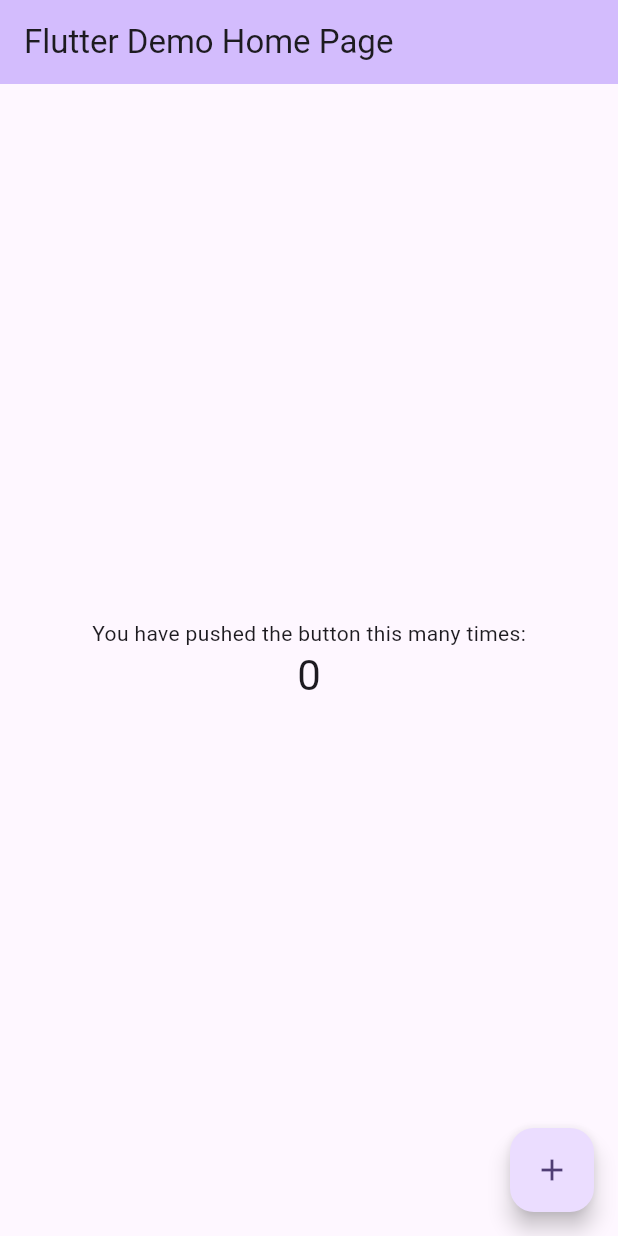
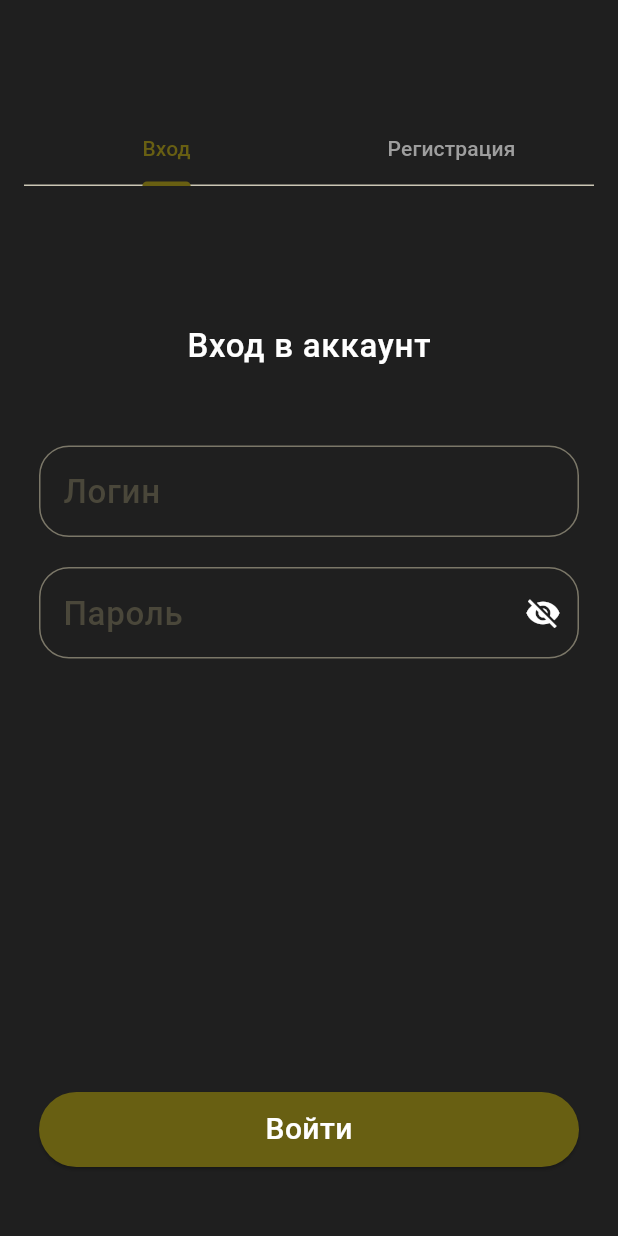
Before and after one commit to donuwave/smart-home-flutter, a Flutter app: the screen it shows after launch, on a phone screen of 412 x 824 dp. Run offline on Flutter 3.47's test engine with Material 3 defaults, Android fonts, the phone set to English and light mode, and no system bars.

Commit message:
feat: добавлены страница auth, виджжеты авторизации и регистрации

```diff
--- /dev/null
+++ b/lib/features/auth_form/auth_form.dart
@@ -0,0 +1,85 @@
+import 'package:flutter/material.dart';
+
+class LoginForm extends StatelessWidget {
+  final TextEditingController loginController;
+  final TextEditingController passwordController;
+  final bool obscureText;
+  final VoidCallback togglePasswordVisibility;
+
+  const LoginForm({
+    super.key,
+    required this.loginController,
+    required this.passwordController,
+    required this.obscureText,
+    required this.togglePasswordVisibility,
+  });
+
+  @override
+  Widget build(BuildContext context) {
+    final theme = Theme.of(context);
+
+    return Padding(
+      padding: const EdgeInsets.all(10.0),
+      child: Column(
+        children: [
+          const SizedBox(height: 60),
+          Text('Вход в аккаунт', style: theme.textTheme.bodyLarge),
+          const SizedBox(height: 50),
+          TextField(
+            controller: loginController,
+            style: theme.textTheme.bodyMedium,
+            decoration: InputDecoration(
+              labelText: 'Логин',
+              border: OutlineInputBorder(
+                borderRadius: BorderRadius.circular(20.0),
+              ),
+            ),
+          ),
+          const SizedBox(height: 20),
+          TextField(
+            controller: passwordController,
+            style: theme.textTheme.bodyMedium,
+            obscureText: obscureText,
+            decoration: InputDecoration(
+              labelText: 'Пароль',
+              border: OutlineInputBorder(
+                borderRadius: BorderRadius.circular(20.0),
+              ),
+              suffixIcon: IconButton(
+                icon: Icon(
+                  obscureText ? Icons.visibility_off : Icons.visibility,
+                  color: theme.textTheme.bodyMedium?.color,
+                ),
+                onPressed: togglePasswordVisibility,
+              ),
+            ),
+          ),
+          const Spacer(),
+          Padding(
+            padding: const EdgeInsets.only(bottom: 20.0),
+            child: SizedBox(
+              width: double.infinity,
+              height: 50,
+              child: ElevatedButton(
+                onPressed: () {
+                  print('Попытка авторизации...');
+                },
+                style: ButtonStyle(
+                  backgroundColor: MaterialStateProperty.all(
+                    theme.colorScheme.primary,
+                  ),
+                ),
+                child: Text(
+                  'Войти',
+                  style: theme.textTheme.bodyMedium?.copyWith(
+                    color: const Color.fromRGBO(255, 255, 255, 1),
+                  ),
+                ),
+              ),
+            ),
+          ),
+        ],
+      ),
+    );
+  }
+}
--- /dev/null
+++ b/lib/features/auth_form/view.dart
@@ -0,0 +1 @@
+export 'auth_form.dart';
--- /dev/null
+++ b/lib/features/registration_form/view.dart
@@ -0,0 +1 @@
+export 'registration_form.dart';
--- a/lib/main.dart
+++ b/lib/main.dart
@@ -1,4 +1,5 @@
 import 'package:flutter/material.dart';
+import 'package:smart_home/screens/auth_screen/view/view.dart';
 
 void main() {
   runApp(const MyApp());
@@ -7,116 +8,78 @@ void main() {
 class MyApp extends StatelessWidget {
   const MyApp({super.key});
 
-  // This widget is the root of your application.
   @override
   Widget build(BuildContext context) {
     return MaterialApp(
       title: 'Flutter Demo',
       theme: ThemeData(
-        // This is the theme of your application.
-        //
-        // TRY THIS: Try running your application with "flutter run". You'll see
-        // the application has a purple toolbar. Then, without quitting the app,
-        // try changing the seedColor in the colorScheme below to Colors.green
-        // and then invoke "hot reload" (save your changes or press the "hot
-        // reload" button in a Flutter-supported IDE, or press "r" if you used
-        // the command line to start the app).
-        //
-        // Notice that the counter didn't reset back to zero; the application
-        // state is not lost during the reload. To reset the state, use hot
-        // restart instead.
-        //
-        // This works for code too, not just values: Most code changes can be
-        // tested with just a hot reload.
-        colorScheme: ColorScheme.fromSeed(seedColor: Colors.deepPurple),
+        colorScheme: ColorScheme.fromSeed(seedColor: Colors.yellow),
+        scaffoldBackgroundColor: Color.fromARGB(255, 31, 31, 31),
+        appBarTheme: AppBarTheme(
+          backgroundColor: Color.fromARGB(255, 31, 31, 31),
+          iconTheme: IconThemeData(color: Colors.white),
+          titleTextStyle: TextStyle(
+            color: Colors.white,
+            fontSize: 20,
+            fontWeight: FontWeight.w700,
+          ),
+        ),
+        listTileTheme: ListTileThemeData(iconColor: Colors.white),
+        textTheme: TextTheme(
+          bodyLarge: const TextStyle(
+            color: Colors.white,
+            fontWeight: FontWeight.w500,
+            fontSize: 22,
+          ),
+          bodyMedium: const TextStyle(
+            color: Colors.white,
+            fontWeight: FontWeight.w500,
+            fontSize: 20,
+          ),
+          labelSmall: TextStyle(
+            color: const Color.fromARGB(255, 213, 191, 191),
+            fontSize: 14,
+            fontWeight: FontWeight.w700,
+          ),
+        ),
       ),
-      home: const MyHomePage(title: 'Flutter Demo Home Page'),
+      routes: {"/": (context) => AuthScreen()},
     );
   }
 }
 
-class MyHomePage extends StatefulWidget {
-  const MyHomePage({super.key, required this.title});
-
-  // This widget is the home page of your application. It is stateful, meaning
-  // that it has a State object (defined below) that contains fields that affect
-  // how it looks.
-
-  // This class is the configuration for the state. It holds the values (in this
-  // case the title) provided by the parent (in this case the App widget) and
-  // used by the build method of the State. Fields in a Widget subclass are
-  // always marked "final".
-
-  final String title;
+class ViniDetailsScreen extends StatefulWidget {
+  const ViniDetailsScreen({super.key});
 
   @override
-  State<MyHomePage> createState() => _MyHomePageState();
+  State<ViniDetailsScreen> createState() => _ViniDetailsScreenState();
 }
 
-class _MyHomePageState extends State<MyHomePage> {
-  int _counter = 0;
+class _ViniDetailsScreenState extends State<ViniDetailsScreen> {
+  String? viniName;
 
-  void _incrementCounter() {
-    setState(() {
-      // This call to setState tells the Flutter framework that something has
-      // changed in this State, which causes it to rerun the build method below
-      // so that the display can reflect the updated values. If we changed
-      // _counter without calling setState(), then the build method would not be
-      // called again, and so nothing would appear to happen.
-      _counter++;
-    });
+  @override
+  void didChangeDependencies() {
+    final args = ModalRoute.of(context)?.settings.arguments;
+
+    if (args == null) {
+      print('object');
+      return;
+    }
+
+    if (args is! String) {
+      print('object str');
+    }
+
+    viniName = args as String;
+
+    setState(() {});
+
+    super.didChangeDependencies();
   }
 
   @override
   Widget build(BuildContext context) {
-    // This method is rerun every time setState is called, for instance as done
-    // by the _incrementCounter method above.
-    //
-    // The Flutter framework has been optimized to make rerunning build methods
-    // fast, so that you can just rebuild anything that needs updating rather
-    // than having to individually change instances of widgets.
-    return Scaffold(
-      appBar: AppBar(
-        // TRY THIS: Try changing the color here to a specific color (to
-        // Colors.amber, perhaps?) and trigger a hot reload to see the AppBar
-        // change color while the other colors stay the same.
-        backgroundColor: Theme.of(context).colorScheme.inversePrimary,
-        // Here we take the value from the MyHomePage object that was created by
-        // the App.build method, and use it to set our appbar title.
-        title: Text(widget.title),
-      ),
-      body: Center(
-        // Center is a layout widget. It takes a single child and positions it
-        // in the middle of the parent.
-        child: Column(
-          // Column is also a layout widget. It takes a list of children and
-          // arranges them vertically. By default, it sizes itself to fit its
-          // children horizontally, and tries to be as tall as its parent.
-          //
-          // Column has various properties to control how it sizes itself and
-          // how it positions its children. Here we use mainAxisAlignment to
-          // center the children vertically; the main axis here is the vertical
-          // axis because Columns are vertical (the cross axis would be
-          // horizontal).
-          //
-          // TRY THIS: Invoke "debug painting" (choose the "Toggle Debug Paint"
-          // action in the IDE, or press "p" in the console), to see the
-          // wireframe for each widget.
-          mainAxisAlignment: MainAxisAlignment.center,
-          children: <Widget>[
-            const Text('You have pushed the button this many times:'),
-            Text(
-              '$_counter',
-              style: Theme.of(context).textTheme.headlineMedium,
-            ),
-          ],
-        ),
-      ),
-      floatingActionButton: FloatingActionButton(
-        onPressed: _incrementCounter,
-        tooltip: 'Increment',
-        child: const Icon(Icons.add),
-      ), // This trailing comma makes auto-formatting nicer for build methods.
-    );
+    return Scaffold(appBar: AppBar(title: Text(viniName ?? "ss")));
   }
 }
--- /dev/null
+++ b/lib/screens/auth_screen/view/auth_screen.dart
@@ -0,0 +1,82 @@
+import 'package:flutter/material.dart';
+import 'package:smart_home/features/auth_form/view.dart';
+import 'package:smart_home/features/registration_form/view.dart';
+import 'package:smart_home/screens/auth_screen/widgets/view.dart';
+
+class AuthScreen extends StatefulWidget {
+  const AuthScreen({super.key});
+
+  @override
+  State<AuthScreen> createState() => _AuthScreen();
+}
+
+class _AuthScreen extends State<AuthScreen>
+    with SingleTickerProviderStateMixin {
+  final _nameController = TextEditingController();
+  final _loginController = TextEditingController();
+  final _passwordController = TextEditingController();
+  late PageController _pageController;
+  late TabController _tabController;
+  bool _obscureText = true;
+
+  @override
+  void initState() {
+    super.initState();
+    _tabController = TabController(length: 2, vsync: this);
+    _pageController = PageController();
+  }
+
+  @override
+  void dispose() {
+    _tabController.dispose();
+    _pageController.dispose();
+    super.dispose();
+  }
+
+  void togglePasswordVisibility() {
+    setState(() {
+      _obscureText = !_obscureText;
+    });
+  }
+
+  @override
+  Widget build(BuildContext context) {
+    final theme = Theme.of(context);
+
+    return Scaffold(
+      body: Padding(
+        padding: const EdgeInsets.all(16.0),
+        child: Column(
+          children: [
+            const SizedBox(height: 60),
+            AuthTabBar(
+              tabController: _tabController,
+              pageController: _pageController,
+            ),
+            const SizedBox(height: 20),
+            Expanded(
+              child: PageView(
+                controller: _pageController,
+                children: [
+                  LoginForm(
+                    loginController: _loginController,
+                    passwordController: _passwordController,
+                    obscureText: _obscureText,
+                    togglePasswordVisibility: togglePasswordVisibility,
+                  ),
+                  RegistrationForm(
+                    nameController: _nameController,
+                    loginController: _loginController,
+                    passwordController: _passwordController,
+                    obscureText: _obscureText,
+                    togglePasswordVisibility: togglePasswordVisibility,
+                  ),
+                ],
+              ),
+            ),
+          ],
+        ),
+      ),
+    );
+  }
+}
--- /dev/null
+++ b/lib/screens/auth_screen/view/view.dart
@@ -0,0 +1 @@
+export 'auth_screen.dart';
--- /dev/null
+++ b/lib/screens/auth_screen/widgets/auth_tab_bar.dart
@@ -0,0 +1,27 @@
+import 'package:flutter/material.dart';
+
+class AuthTabBar extends StatelessWidget {
+  final TabController tabController;
+  final PageController pageController;
+
+  const AuthTabBar({
+    super.key,
+    required this.tabController,
+    required this.pageController,
+  });
+
+  @override
+  Widget build(BuildContext context) {
+    final theme = Theme.of(context);
+
+    return TabBar(
+      controller: tabController,
+      tabs: const [Tab(text: 'Вход'), Tab(text: 'Регистрация')],
+      labelColor: theme.colorScheme.primary,
+      unselectedLabelColor: Colors.grey,
+      indicatorColor: theme.colorScheme.primary,
+      physics: const NeverScrollableScrollPhysics(),
+      onTap: (index) => pageController.jumpToPage(index),
+    );
+  }
+}
--- /dev/null
+++ b/lib/screens/auth_screen/widgets/view.dart
@@ -0,0 +1 @@
+export 'auth_tab_bar.dart';
```
Also changed, not shown: lib/features/registration_form/registration_form.dart (added, +105 -0 lines).
